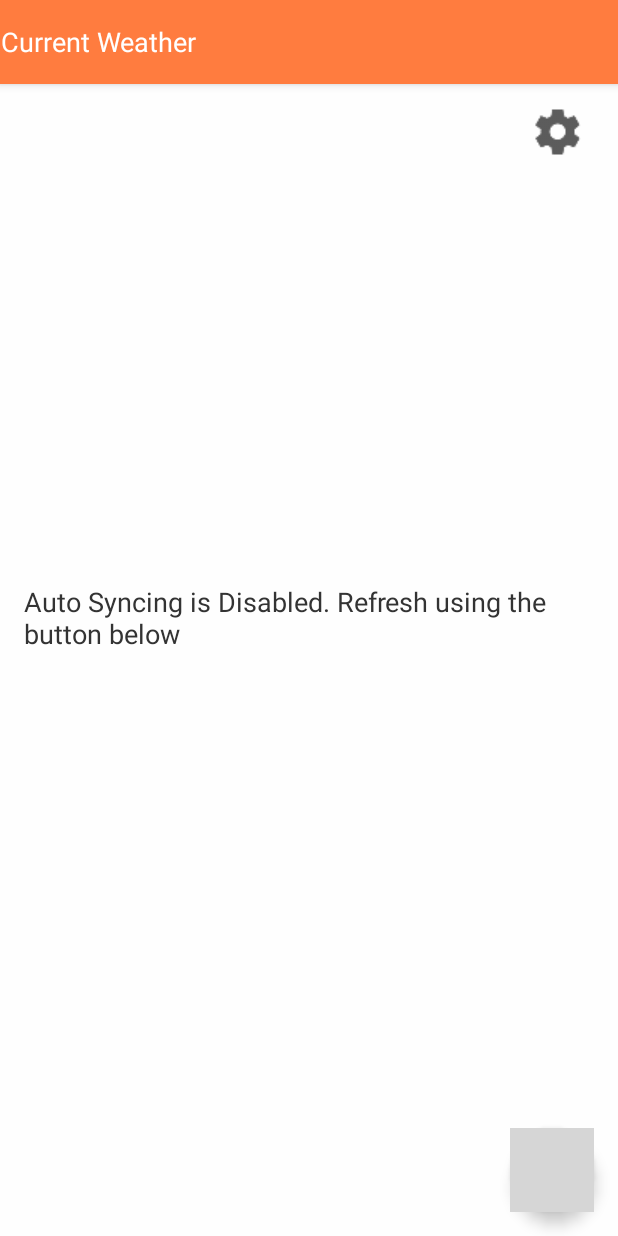
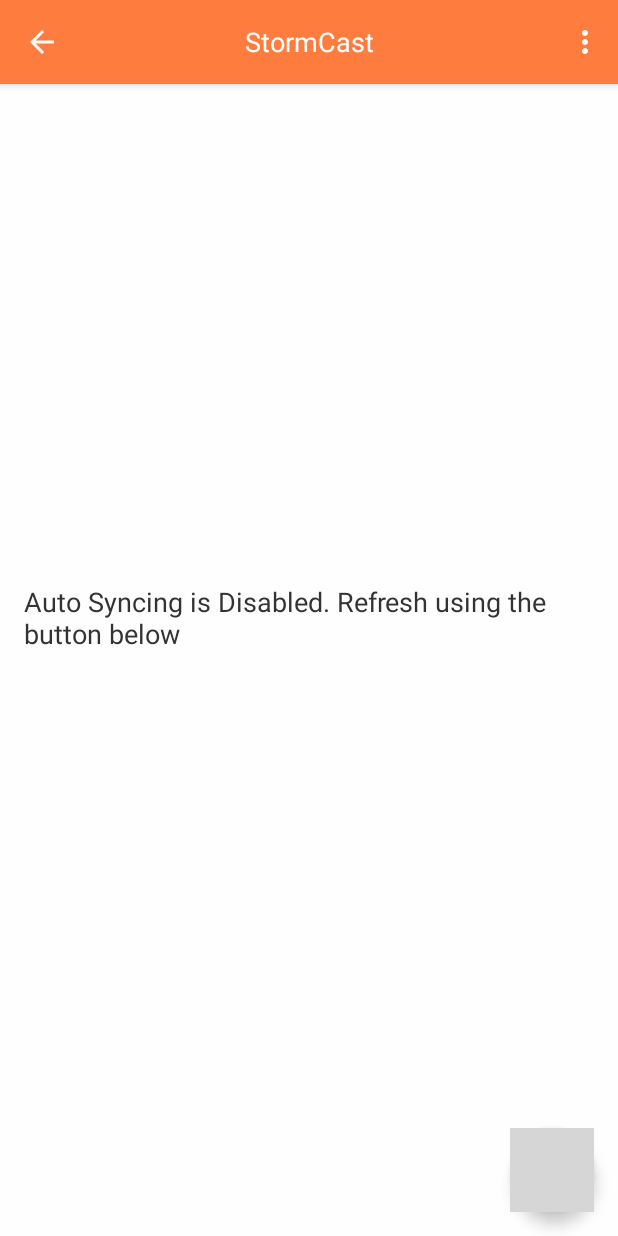
Before and after one commit to raicovx/StormCast, an Android app: the screen it shows after launch (MainActivity), on a phone screen of 412 x 824 dp. Run offline under Robolectric (Android 15) with nearby library versions, the light colour scheme and no system bars; 1 statement that could not run was skipped; grey boxes are pictures that could not be loaded.

Commit message:
Added Side Navigation & Menu item for Settings replacing button

```diff
--- a/app/src/main/java/com/jamesc/stormcast/MainActivity.java
+++ b/app/src/main/java/com/jamesc/stormcast/MainActivity.java
@@ -16,16 +16,23 @@
 import android.preference.PreferenceManager;
 import android.support.design.widget.FloatingActionButton;
 import android.support.v4.content.ContextCompat;
+import android.support.v4.widget.DrawerLayout;
 import android.support.v7.app.ActionBar;
+import android.support.v7.app.ActionBarDrawerToggle;
 import android.support.v7.app.AppCompatActivity;
 import android.support.v7.widget.Toolbar;
 import android.util.Log;
+import android.view.Menu;
+import android.view.MenuItem;
 import android.view.View;
 import android.view.animation.AlphaAnimation;
 import android.view.animation.Animation;
 import android.view.animation.DecelerateInterpolator;
+import android.widget.AdapterView;
+import android.widget.ArrayAdapter;
 import android.widget.Button;
 import android.widget.ImageView;
+import android.widget.ListView;
 import android.widget.ProgressBar;
 import android.widget.RelativeLayout;
 import android.widget.TextView;
@@ -36,6 +43,7 @@
 
 import org.json.JSONException;
 import org.json.JSONObject;
+import org.w3c.dom.Text;
 
 import java.io.IOException;
 import java.util.List;
@@ -52,37 +60,61 @@
 
     private CurrentWeather mCurrentWeather;
     final private int REQUEST_CODE_ASK_PERMISSIONS = 123;
-    private double longitude;
-    private double latitude;
     private String forecastAPIKey = "f2e1d661e28dbdd28934a784f1b456a1";
     private String forecastURL;
     private String jsonData;
 
-    //Compatibility Actionbar
-    Toolbar actionBar;
+    //Action Bar + Side Drawer + UI Declarations
 
-    private LocationManager locationManager;
-    RelativeLayout currentWeatherLayout;
-    private int iconImageId;
-    private double temperatureText;
-    private String locationText;
-    private String summaryText;
-    private String timeText;
-    private TextView autoSyncOffNotification;
-    private TextView timeTextView;
-    private TextView temperatureTextView;
-    private TextView locationTextView;
-    private TextView summaryTextView;
-    private ImageView iconImageView;
-    private ImageView degreeImageView;
     private FloatingActionButton fabRefresh;
     ProgressBar refreshProgressBar;
     Drawable progressDrawable;
+    //Relative Layout
+    RelativeLayout currentWeatherLayout;
+    //Compatibility Actionbar
+    Toolbar actionBar;
+    //Drawer Layout Declarations
+    private ListView mNavList;
+    private ArrayAdapter<String> mAdapter;
+    private ActionBarDrawerToggle mDrawerToggle;
+    private DrawerLayout mDrawerLayout;
+    private String mActivityTitle;
+    private TextView mActivityTitleTextView;
+
+
+    //Location Declarations
+
+    private LocationManager locationManager;
+    private double longitude;
+    private double latitude;
+    private String locationText;
+    private TextView locationTextView;
+
+    //Weather Icon Declarations
+    private int iconImageId;
+    private ImageView iconImageView;
+
+
+    //Temperature Declarations
+    private double temperatureText;
+    private TextView temperatureTextView;
+
+    //Summary Declarations
+    private String summaryText;
+    private TextView summaryTextView;
+
+    //Time Declarations
+    private String timeText;
+    private TextView timeTextView;
+
+    //Degrees Images Declartaions
+    private ImageView degreeImageView;
 
     //Status Variables
     private boolean clicked = false;
     private boolean firstLoad = true;
     private boolean ableToSync;
+    private TextView autoSyncOffNotification;
 
     // Settings and User Preference Data Type Declarations
     Intent settingsIntent;
@@ -102,24 +134,20 @@
     protected void onCreate(Bundle savedInstanceState) {
         super.onCreate(savedInstanceState);
         setContentView(R.layout.activity_main);
+        createSideNavItems();
+        createSideNav();
         startLocationManager();
         //Progress Bar
         createProgressBar();
 
         // Tool Bar
-        actionBar = (Toolbar) findViewById(R.id.current_weather_toolbar);
-        if(actionBar != null) {
-            actionBar.setTitle("Current Weather");
-            int actionBarColour = ContextCompat.getColor(getApplicationContext(), R.color.actionBarColorPrimary);
-            actionBar.setBackgroundColor(actionBarColour);
-            setSupportActionBar(actionBar);
-            getSupportActionBar().setDisplayOptions(ActionBar.DISPLAY_SHOW_CUSTOM);
-            getSupportActionBar().setCustomView(R.layout.current_weather_abs_layout);
-        }
+        createActionBar();
         //Tool Bar End
+
         //Layout
         currentWeatherLayout = (RelativeLayout) findViewById(R.id.currentWeatherLayout);
         //Layout End
+
         //Text Views for Current Information
         autoSyncOffNotification = (TextView)findViewById(R.id.autoSyncOffWarning);
         timeTextView  = (TextView)findViewById(R.id.timeTextView);
@@ -130,16 +158,6 @@
         degreeImageView = (ImageView) findViewById(R.id.degreesImageView);
         settingsIntent = new Intent(this, SettingsActivity.class);
 
-        //Current Weather Activity's Settings button
-        Button settingsButton = (Button) findViewById(R.id.settingsButton);
-        settingsButton.setBackground(ContextCompat.getDrawable(getApplicationContext(), R.drawable.ic_settings_button));
-        settingsButton.setOnClickListener(new View.OnClickListener() {
-            @Override
-            public void onClick(View v) {
-                startActivity(settingsIntent);
-            }
-        });
-        //Current Weather Activity's Settings button End
         //User Preference Declarations
         windSpeedFormatPref = getWindSpeedUnitPreferences(windSpeedFormatPref);
         temperatureFormatPref = getTemperatureFormatPreferences(temperatureFormatPref);
@@ -230,6 +248,96 @@
         mClient = new GoogleApiClient.Builder(this).addApi(AppIndex.API).build();
     }
 
+    @Override
+    public boolean onOptionsItemSelected(MenuItem item) {
+        // Handle action bar item clicks here. The action bar will
+        // automatically handle clicks on the Home/Up button, so long
+        // as you specify a parent activity in AndroidManifest.xml.
+        int id = item.getItemId();
+        if(id == R.id.action_settings){
+            startActivity(settingsIntent);
+        }else if (mDrawerToggle.onOptionsItemSelected(item)) {
+            return true;
+        }
+        return super.onOptionsItemSelected(item);
+    }
+    @Override
+    public boolean onPrepareOptionsMenu(final Menu menu) {
+        getMenuInflater().inflate(R.menu.menu_main, menu);
+
+        return super.onCreateOptionsMenu(menu);
+    }
+
+
+    private void createActionBar() {
+        actionBar = (Toolbar) findViewById(R.id.current_weather_toolbar);
+        mActivityTitle = getTitle().toString();
+        mActivityTitleTextView = (TextView) findViewById(R.id.mActivityTitle);
+        if(actionBar != null) {
+            int actionBarColour = ContextCompat.getColor(getApplicationContext(), R.color.actionBarColorPrimary);
+            actionBar.setBackgroundColor(actionBarColour);
+            actionBar.inflateMenu(R.menu.menu_main);
+            setSupportActionBar(actionBar);
+            mActivityTitleTextView.setText(mActivityTitle);
+            if(getSupportActionBar() != null) {
+                displayCustomActionBar();
+            }else{
+                try{
+                    setSupportActionBar(actionBar);
+                    if(getSupportActionBar()!=null){
+                        displayCustomActionBar();
+                    }
+                }catch(Exception e){
+                    Log.e("StormCast", "Could not set Support ToolBar: "+e);
+                    alertUserAboutError();
+                }
+            }
+        }
+    }
+
+    private void displayCustomActionBar() {
+        getSupportActionBar().setDisplayOptions(ActionBar.DISPLAY_SHOW_CUSTOM);
+        getSupportActionBar().setDisplayHomeAsUpEnabled(true);
+        getSupportActionBar().setHomeButtonEnabled(true);
+    }
+
+    private void createSideNavItems() {
+        mDrawerLayout = (DrawerLayout) findViewById(R.id.drawer_layout);
+        mNavList = (ListView) findViewById(R.id.navList);
+        String [] appPages = {"Current Weather","Hourly Forecast","Weekly Forecast"};
+        mAdapter = new ArrayAdapter<String>(this, android.R.layout.simple_list_item_1, appPages);
+        mNavList.setAdapter(mAdapter);
+        mNavList.setOnItemClickListener(new AdapterView.OnItemClickListener() {
+            @Override
+            public void onItemClick(AdapterView<?> parent, View view, int position, long id) {
+                Toast.makeText(MainActivity.this, "Time for an upgrade!", Toast.LENGTH_SHORT).show();
+            }
+        });
+    }
+    private void createSideNav(){
+        mDrawerToggle = new ActionBarDrawerToggle(this, mDrawerLayout,
+                R.string.drawer_open, R.string.drawer_close) {
+
+            /** Called when a drawer has settled in a completely open state. */
+            public void onDrawerOpened(View drawerView) {
+                super.onDrawerClosed(drawerView);
+                mActivityTitleTextView.setText(" ");
+                invalidateOptionsMenu();
+            }
+
+            /** Called when a drawer has settled in a completely closed state. */
+            public void onDrawerClosed(View view) {
+                super.onDrawerClosed(view);
+                mActivityTitle = getTitle().toString();
+                mActivityTitleTextView.setText(mActivityTitle);
+                invalidateOptionsMenu();
+            }
+
+        };
+        mDrawerToggle.setDrawerIndicatorEnabled(true);
+        mDrawerLayout.setDrawerListener(mDrawerToggle);
+
+    }
     private void createProgressBar() {
         progressDrawable = ContextCompat.getDrawable(this, R.drawable.progress_drawable);
         refreshProgressBar = (ProgressBar) findViewById(R.id.refreshProgress);
--- a/app/src/main/res/layout/activity_main.xml
+++ b/app/src/main/res/layout/activity_main.xml
@@ -1,4 +1,17 @@
 <?xml version="1.0" encoding="utf-8"?>
+<android.support.v4.widget.DrawerLayout
+    xmlns:android="http://schemas.android.com/apk/res/android"
+    xmlns:tools="http://schemas.android.com/tools"
+    android:id="@+id/drawer_layout"
+    android:layout_width="match_parent"
+    android:layout_height="match_parent">
+    <ListView
+        android:id="@+id/navList"
+        android:layout_width="200dp"
+        android:layout_height="match_parent"
+        android:layout_gravity="left|start"
+        android:background="#ff333333"/>
+
 <android.support.design.widget.CoordinatorLayout
 xmlns:tools="http://schemas.android.com/tools"
 xmlns:android="http://schemas.android.com/apk/res/android"
@@ -20,3 +33,4 @@
     app:fabSize="normal"
     />
 </android.support.design.widget.CoordinatorLayout>
+</android.support.v4.widget.DrawerLayout>
--- a/app/src/main/res/layout/current_weather_abs_layout.xml
+++ /dev/null
@@ -1,14 +0,0 @@
-<?xml version="1.0" encoding="utf-8"?>
-<LinearLayout xmlns:android="http://schemas.android.com/apk/res/android"
-    android:orientation="vertical" android:layout_width="match_parent"
-    android:layout_height="match_parent">
-        <TextView
-            android:layout_width="fill_parent"
-            android:layout_height="wrap_content"
-            android:layout_gravity="center"
-            android:textAlignment="center"
-            android:text="@string/current_weather_title"
-            android:textColor="@color/primary_text_color"
-            android:id="@+id/current_weather_abs_title"
-            android:textSize="@dimen/abs_text_size"/>
-</LinearLayout>
--- a/app/src/main/res/layout/current_weather_activity_action_bar.xml
+++ b/app/src/main/res/layout/current_weather_activity_action_bar.xml
@@ -12,4 +12,13 @@
     android:theme="@style/ToolBarTheme"
     app:popupTheme="@style/ThemeOverlay.AppCompat"
     xmlns:android="http://schemas.android.com/apk/res/android"
-    xmlns:app="http://schemas.android.com/apk/res-auto"/>
+    xmlns:app="http://schemas.android.com/apk/res-auto">
+    <TextView
+        android:layout_width="wrap_content"
+        android:layout_height="wrap_content"
+        android:text="@string/current_weather_title"
+        android:textColor="@color/primary_text_color"
+        android:id="@+id/mActivityTitle"
+        android:textSize="@dimen/abs_text_size"
+        android:layout_gravity="center"/>
+    </android.support.v7.widget.Toolbar>
--- a/app/src/main/res/layout/current_weather_content.xml
+++ b/app/src/main/res/layout/current_weather_content.xml
@@ -96,19 +96,7 @@
         style="?android:attr/progressBarStyleLarge"
         />
 
-    <Button
-        style="@style/Base.V7.Theme.AppCompat.Light"
-        android:layout_width="wrap_content"
-        android:layout_height="wrap_content"
-        android:id="@+id/settingsButton"
-        android:layout_alignParentTop="true"
-        android:layout_alignParentRight="true"
-        android:layout_alignParentEnd="true"
-        android:layout_marginTop="?android:attr/actionBarSize"
-        android:visibility="visible"
-        android:minWidth="48dip"
-        android:minHeight="48dip"
-        android:tint="@color/secondary_text_color"/>
+
 
     <TextView
         android:layout_width="wrap_content"
--- a/app/src/main/res/menu/menu_main.xml
+++ b/app/src/main/res/menu/menu_main.xml
@@ -4,6 +4,7 @@
     tools:context="com.jamesc.stormy.MainActivity">
     <item
         android:id="@+id/action_settings"
+        android:icon="@drawable/ic_settings_button_white"
         android:orderInCategory="100"
         android:title="@string/action_settings"
         app:showAsAction="never" />
--- a/app/src/main/res/values/strings.xml
+++ b/app/src/main/res/values/strings.xml
@@ -5,6 +5,8 @@
     <string name="error_message">There was an error. Please try again.</string>
     <string name="ok_button_text">Ok</string>
     <string name="network_unavailable_message">Network is unavailable!</string>
+    <string name="drawer_open">Open navigation drawer</string>
+    <string name="drawer_close">Close navigation drawer</string>
 
     <!-- TODO: Remove or change this placeholder text -->
     <string name="hello_blank_fragment">Hello blank fragment</string>
```
Also changed, not shown: app/src/main/res/drawable-hdpi/ic_settings_button_white.png (added), app/src/main/res/drawable-mdpi/ic_settings_button_white.png (added), app/src/main/res/drawable-xhdpi/ic_settings_button_white.png (added), app/src/main/res/drawable-xxhdpi/ic_settings_button_white.png (added), 226 other files.
